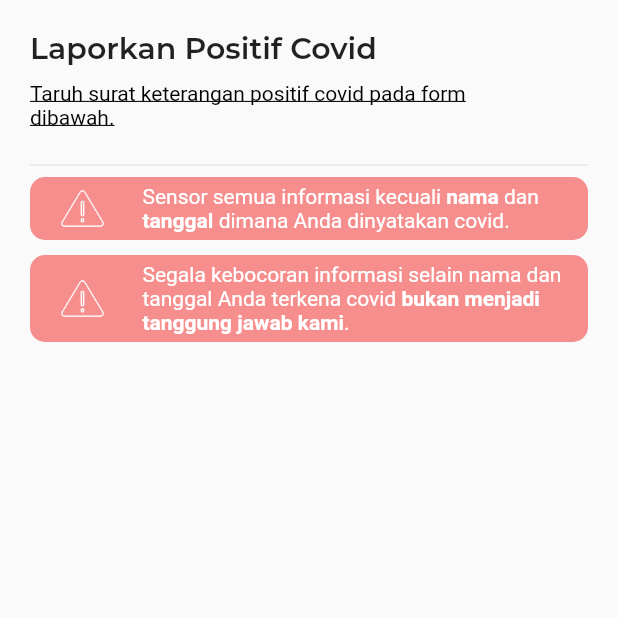
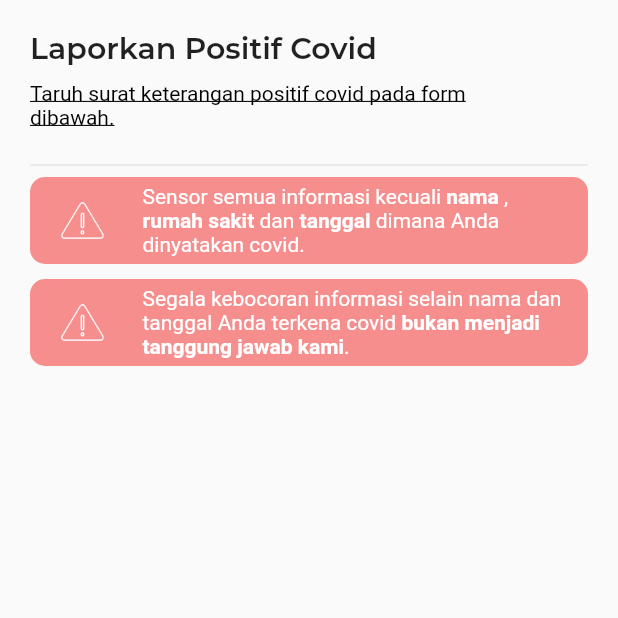
Before and after one commit to coronatorid/coronator, a Flutter app: the TimelineScreen screen opened by its route, after a tap on an icon or button, on a phone screen of 412 x 824 dp, the top half of it. Run offline on Flutter 3.47's test engine with Material 2 defaults, Android fonts, the light colour scheme and no system bars; our stand-ins replace font_awesome_flutter, geolocator, shared_preferences, synchronized; missing offline and left inert: teledart, workmanager; accounts and stored records are empty; Roboto replaces fonts that are missing (Hind); project files that could hold a hidden picture were left out.

Commit message:
Report provider cabut laporan screen

```diff
--- a/lib/main.dart
+++ b/lib/main.dart
@@ -10,10 +10,6 @@ void main() {
   const String serverHost = String.fromEnvironment("SERVER_HOST");
   const String workerMode =
       String.fromEnvironment("WORKER_MODE", defaultValue: "debug");
-  const String telegramBotToken =
-      String.fromEnvironment("TELEGRAM_BOT_TOKEN", defaultValue: "notoken");
-
-  var telegram = Telegram(telegramBotToken);
 
   print("CLIENT UID: " + clientUID);
   print("CLIENT SECRET: " + clientSecret);
@@ -25,6 +21,5 @@ void main() {
     clientUID: clientUID,
     clientSecret: clientSecret,
     workerDebugMode: workerMode == "debug" || workerMode != "release",
-    telegram: telegram,
   ));
 }
--- a/lib/src/app.dart
+++ b/lib/src/app.dart
@@ -9,7 +9,6 @@ import 'package:flutter/material.dart';
 import 'package:provider/provider.dart';
 import 'package:shared_preferences/shared_preferences.dart';
 import 'package:synchronized/synchronized.dart';
-import 'package:teledart/telegram.dart';
 import 'package:workmanager/workmanager.dart';
 
 // TODO: REFACTORING THIS IN THE FUTURE
@@ -57,7 +56,6 @@ class App extends StatelessWidget {
   final String clientUID;
   final String clientSecret;
   final bool workerDebugMode;
-  final Telegram telegram;
 
   App({
     Key key,
@@ -65,7 +63,6 @@ class App extends StatelessWidget {
     @required this.clientUID,
     @required this.clientSecret,
     @required this.workerDebugMode,
-    @required this.telegram,
   }) : super(key: key);
 
   @override
@@ -110,7 +107,7 @@ class App extends StatelessWidget {
               ),
           "/login": (context) => LoginController(api).build(context),
           "/otp": (context) => OTPController(api).build(context),
-          "/report": (context) => ReportController(telegram).build(context),
+          "/report": (context) => ReportController(api).build(context),
           "/timeline": (context) => TimelineController().build(
                 context,
               ),
--- a/lib/src/controller/report_controller.dart
+++ b/lib/src/controller/report_controller.dart
@@ -1,13 +1,26 @@
+import 'package:coronator/src/core/api.dart';
+import 'package:coronator/src/provider/report_provider.dart';
 import 'package:coronator/src/screen/report_screen.dart';
 import 'package:flutter/material.dart';
-import 'package:teledart/telegram.dart';
+import 'package:provider/provider.dart';
 
 class ReportController {
-  final Telegram telegram;
+  final API api;
 
-  ReportController(this.telegram);
+  ReportController(this.api);
 
   Widget build(BuildContext context) {
-    return ReportScreen();
+    ReportProvider reportProvider = ReportProvider(api);
+    reportProvider.initialize(context);
+
+    return ChangeNotifierProvider(
+      create: (context) {
+        return reportProvider;
+      },
+      builder: (BuildContext context, Widget child) {
+        return child;
+      },
+      child: ReportScreen(),
+    );
   }
 }
--- a/lib/src/core/api.dart
+++ b/lib/src/core/api.dart
@@ -1,5 +1,6 @@
 import 'package:coronator/src/core/api/api_builder.dart';
 import 'package:coronator/src/core/api/auth_api.dart';
+import 'package:coronator/src/core/api/report_api.dart';
 import 'package:coronator/src/core/api/track_api.dart';
 import 'package:http/http.dart' as http;
 
@@ -17,6 +18,10 @@ class API {
     return AuthAPI(APIBuilder(this._client, this._serverHost));
   }
 
+  ReportAPI report() {
+    return ReportAPI(APIBuilder(this._client, this._serverHost));
+  }
+
   TrackAPI track() {
     return TrackAPI(APIBuilder(this._client, this._serverHost));
   }
--- a/lib/src/core/api/api_builder.dart
+++ b/lib/src/core/api/api_builder.dart
@@ -11,6 +11,25 @@ class APIBuilder {
   final String serverHost;
 
   APIBuilder(this._client, this.serverHost);
+
+  Future<dynamic> get(
+    BuildContext context,
+    String path, {
+    dynamic responseMapper,
+    String token,
+  }) async {
+    http.Response response = await this._client.get(
+          this.buildURL(context, path),
+          headers: this.buildHeaders(context, token: token),
+        );
+    this.errorMapper(response);
+    Map<String, dynamic> json = jsonDecode(response.body);
+    if (responseMapper != null) {
+      return responseMapper(json['data']);
+    }
+
+    return json;
+  }
 
   dynamic post(
       BuildContext context, String path, RequestInterface requestInterface,
--- /dev/null
+++ b/lib/src/core/api/report_api.dart
@@ -0,0 +1,29 @@
+import 'package:coronator/src/core/api/api_builder.dart';
+import 'package:coronator/src/provider/auth_provider.dart';
+import 'package:coronator/src/serializer/report_serializer.dart';
+import 'package:flutter/widgets.dart';
+import 'package:provider/provider.dart';
+
+class ReportAPI {
+  final APIBuilder _apiBuilder;
+
+  ReportAPI(this._apiBuilder);
+
+  Future<ReportSerializer> getReportMe(
+    BuildContext context,
+  ) async {
+    AuthProvider authProvider = Provider.of<AuthProvider>(
+      context,
+      listen: false,
+    );
+
+    ReportSerializer reportSerializer = await this._apiBuilder.get(
+          context,
+          '/reports',
+          responseMapper: ReportSerializer.fromJson,
+          token: authProvider.getLogin().auth.token,
+        );
+
+    return reportSerializer;
+  }
+}
--- /dev/null
+++ b/lib/src/provider/report_provider.dart
@@ -0,0 +1,35 @@
+import 'package:coronator/src/core/api.dart';
+import 'package:coronator/src/core/api/api_exception.dart';
+import 'package:coronator/src/serializer/report_serializer.dart';
+import 'package:flutter/widgets.dart';
+
+class ReportProvider with ChangeNotifier {
+  final API api;
+
+  ReportProvider(this.api);
+
+  ReportSerializer _data;
+  ReportSerializer get data => this._data;
+
+  Future<void> initialize(BuildContext context) async {
+    try {
+      ReportSerializer reportSerializer =
+          await this.api.report().getReportMe(context);
+      this._data = reportSerializer;
+
+      print("INITIALIZE REPORT COMPLETED");
+      notifyListeners();
+    } on APIException catch (e) {
+      print("GOT API EXCEPTION " + e.toString());
+
+      if (e.statusCode == 404) {
+        print("User has not reported any data yet");
+        return;
+      }
+
+      rethrow;
+    } catch (e) {
+      print("GOT OTHER EXCEPTION " + e.toString());
+    }
+  }
+}
--- a/lib/src/screen/report_screen.dart
+++ b/lib/src/screen/report_screen.dart
@@ -1,5 +1,7 @@
 import 'package:coronator/src/core/color.dart';
+import 'package:coronator/src/provider/report_provider.dart';
 import 'package:flutter/material.dart';
+import 'package:provider/provider.dart';
 
 class ReportScreen extends StatelessWidget {
   @override
@@ -14,7 +16,8 @@ class ReportScreen extends StatelessWidget {
               top: 20,
             ),
             child: Column(
-              crossAxisAlignment: CrossAxisAlignment.start,
+              children: [
+                Row(
                   children: [
                     Text(
                       "Laporkan Positif Covid",
@@ -22,6 +25,8 @@ class ReportScreen extends StatelessWidget {
                         fontSize: 20,
                         fontWeight: FontWeight.w600,
                       ),
+                    ),
+                  ],
                 ),
                 SizedBox(
                   height: 10,
@@ -52,79 +57,111 @@ class ReportScreen extends StatelessWidget {
                   ],
                 ),
                 Divider(),
+                buildAlert1(),
+                SizedBox(
+                  height: 10,
+                ),
+                buildAlert2(),
+                SizedBox(
+                  height: 50,
+                ),
+                buildForm(),
+              ],
+            ),
+          ),
+        );
+      }),
+    );
+  }
+
+  Widget buildForm() {
+    return Consumer<ReportProvider>(
+      builder: (
+        _,
+        ReportProvider reportProvider,
+        __,
+      ) {
+        if (reportProvider.data == null) {
+          return Container();
+        }
+
+        return Container(
+          padding: EdgeInsets.all(10),
+          child: Column(
+            crossAxisAlignment: CrossAxisAlignment.center,
+            children: [
+              Image.network(
+                reportProvider.data.imagePath,
+                height: 100,
+              ),
+              SizedBox(
+                height: 20,
+              ),
               Container(
-                  padding: EdgeInsets.symmetric(horizontal: 10, vertical: 5),
+                padding: EdgeInsets.all(15),
                 decoration: BoxDecoration(
+                  border: Border.all(
                     color: CustomColor.redTheme.withAlpha(255),
+                  ),
                   borderRadius: BorderRadius.circular(10),
                 ),
-                  child: Row(
+                child: Column(
                   children: [
-                      SizedBox(
-                        width: 10,
-                      ),
-                      Container(
-                        child: Image(
-                          image: AssetImage('assets/images/alert.png'),
-                          width: 30,
-                          color: Colors.white,
+                    Text(
+                      "Laporan Anda sedang di proses",
+                      style: TextStyle(
+                        fontFamily: 'Hind',
+                        color: CustomColor.redTheme.withAlpha(255),
                       ),
                     ),
                     SizedBox(
-                        width: 25,
+                      height: 25,
                     ),
-                      Expanded(
-                        child: RichText(
-                          text: TextSpan(
+                    Stack(
                       children: [
-                              TextSpan(
-                                text: "Sensor semua informasi kecuali ",
+                        Container(
+                          padding: EdgeInsets.all(10),
+                          child: Text(
+                            "Cabut Laporan",
+                            textAlign: TextAlign.center,
                             style: TextStyle(
-                                  fontFamily: 'Hind',
                               color: Colors.white,
+                              fontSize: 12,
                             ),
                           ),
-                              TextSpan(
-                                text: "nama ",
-                                style: TextStyle(
-                                  fontFamily: 'Hind',
-                                  color: Colors.white,
-                                  fontWeight: FontWeight.bold,
+                          width: 150,
+                          decoration: BoxDecoration(
+                            color: CustomColor.redTheme.withAlpha(255),
+                            borderRadius: BorderRadius.all(Radius.circular(25)),
                           ),
                         ),
-                              TextSpan(
-                                text: "dan ",
-                                style: TextStyle(
-                                  fontFamily: 'Hind',
-                                  color: Colors.white,
+                        Positioned.fill(
+                          child: Material(
+                            color: Colors.transparent,
+                            borderRadius: BorderRadius.all(Radius.circular(25)),
+                            child: InkWell(
+                              borderRadius:
+                                  BorderRadius.all(Radius.circular(25)),
+                              splashColor: Colors.white,
+                              onTap: () {},
                             ),
                           ),
-                              TextSpan(
-                                text: "tanggal ",
-                                style: TextStyle(
-                                  fontFamily: 'Hind',
-                                  color: Colors.white,
-                                  fontWeight: FontWeight.bold,
+                        )
+                      ],
                     ),
-                              ),
-                              TextSpan(
-                                text: "dimana Anda dinyatakan covid.",
-                                style: TextStyle(
-                                  fontFamily: 'Hind',
-                                  color: Colors.white,
+                  ],
                 ),
               ),
             ],
           ),
-                        ),
-                      ),
-                    ],
-                  ),
-                ),
-                SizedBox(
-                  height: 10,
-                ),
-                Container(
+        );
+      },
+      child: Container(),
+    );
+  }
+
+  Container buildAlert2() {
+    return Container(
       padding: EdgeInsets.symmetric(horizontal: 10, vertical: 5),
       decoration: BoxDecoration(
         color: CustomColor.redTheme.withAlpha(255),
@@ -178,12 +215,93 @@ class ReportScreen extends StatelessWidget {
           ),
         ],
       ),
+    );
+  }
+
+  Container buildAlert1() {
+    return Container(
+      padding: EdgeInsets.symmetric(horizontal: 10, vertical: 5),
+      decoration: BoxDecoration(
+        color: CustomColor.redTheme.withAlpha(255),
+        borderRadius: BorderRadius.circular(10),
+      ),
+      child: Row(
+        children: [
+          SizedBox(
+            width: 10,
+          ),
+          Container(
+            child: Image(
+              image: AssetImage('assets/images/alert.png'),
+              width: 30,
+              color: Colors.white,
+            ),
+          ),
+          SizedBox(
+            width: 25,
+          ),
+          Expanded(
+            child: RichText(
+              text: TextSpan(
+                children: [
+                  TextSpan(
+                    text: "Sensor semua informasi kecuali ",
+                    style: TextStyle(
+                      fontFamily: 'Hind',
+                      color: Colors.white,
+                    ),
+                  ),
+                  TextSpan(
+                    text: "nama ",
+                    style: TextStyle(
+                      fontFamily: 'Hind',
+                      color: Colors.white,
+                      fontWeight: FontWeight.bold,
+                    ),
+                  ),
+                  TextSpan(
+                    text: ", ",
+                    style: TextStyle(
+                      fontFamily: 'Hind',
+                      color: Colors.white,
+                    ),
+                  ),
+                  TextSpan(
+                    text: "rumah sakit ",
+                    style: TextStyle(
+                      fontFamily: 'Hind',
+                      color: Colors.white,
+                      fontWeight: FontWeight.bold,
+                    ),
+                  ),
+                  TextSpan(
+                    text: "dan ",
+                    style: TextStyle(
+                      fontFamily: 'Hind',
+                      color: Colors.white,
+                    ),
+                  ),
+                  TextSpan(
+                    text: "tanggal ",
+                    style: TextStyle(
+                      fontFamily: 'Hind',
+                      color: Colors.white,
+                      fontWeight: FontWeight.bold,
+                    ),
+                  ),
+                  TextSpan(
+                    text: "dimana Anda dinyatakan covid.",
+                    style: TextStyle(
+                      fontFamily: 'Hind',
+                      color: Colors.white,
+                    ),
                   ),
                 ],
               ),
             ),
-        );
-      }),
+          ),
+        ],
+      ),
     );
   }
 }
--- /dev/null
+++ b/lib/src/serializer/report_serializer.dart
@@ -0,0 +1,36 @@
+// ID
+// UserID
+// Status
+// ImagePath
+// ImageDeleted
+// CreatedAt
+// UpdatedAt
+
+class ReportSerializer {
+  final int id;
+  final int userId;
+  final int status;
+  final String imagePath;
+  final DateTime createdAt;
+  final DateTime updatedAt;
+
+  ReportSerializer(
+    this.id,
+    this.userId,
+    this.status,
+    this.imagePath,
+    this.createdAt,
+    this.updatedAt,
+  );
+
+  static ReportSerializer fromJson(Map<String, dynamic> json) {
+    return ReportSerializer(
+      json['id'],
+      json['user_id'],
+      json['status'],
+      json['image_path'],
+      DateTime.parse(json['created_at']),
+      DateTime.parse(json['updated_at']),
+    );
+  }
+}
```
Lines whose indentation alone changed are shown as unchanged.
